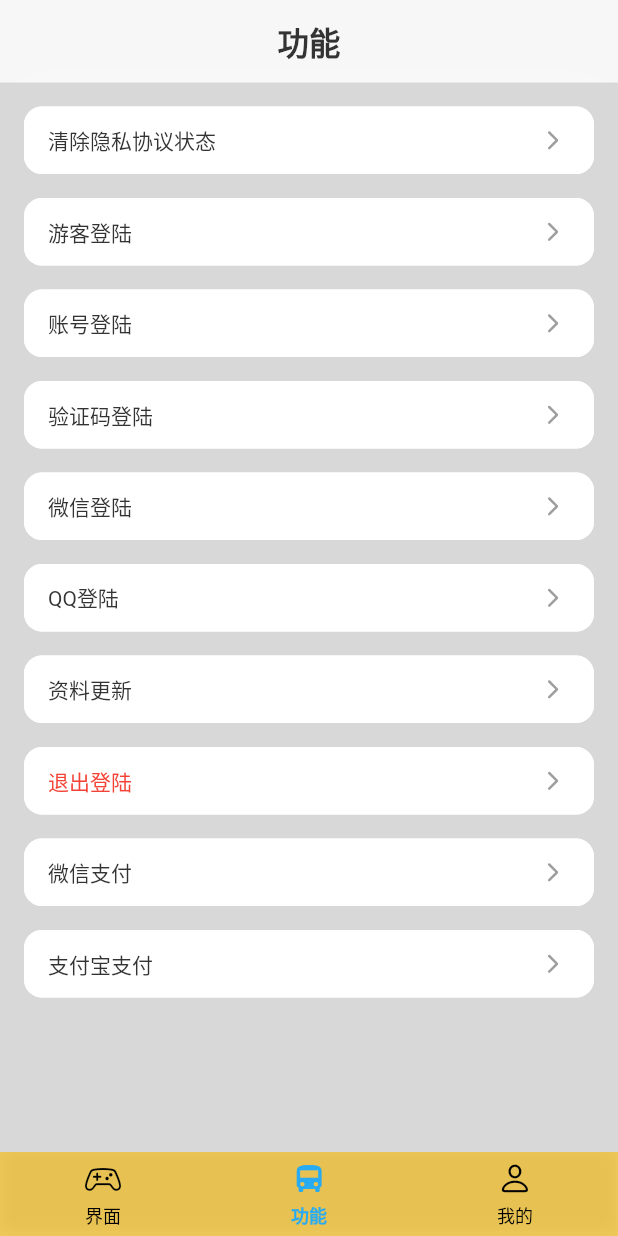
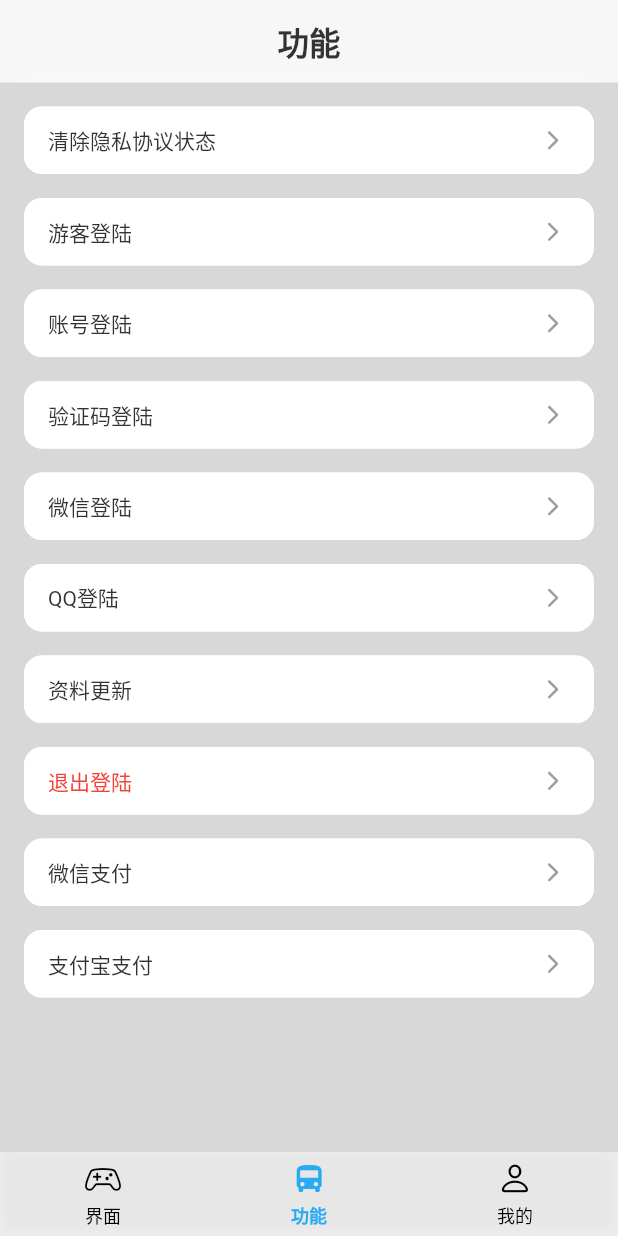
Before and after one commit to darren-you/flutter-now, a Flutter app: the screen it shows after launch, after a tap on "同意", on a phone screen of 412 x 824 dp. Run offline on Flutter 3.47's test engine with Material 3 defaults, Android fonts, the phone set to English and light mode, and no system bars; our stand-ins replace bot_toast, device_info_plus, dio, event_bus, extended_image, flutter_hooks and 9 more; missing offline and left inert: android_id, flutter_system_proxy; generated files the repository leaves out were written again; Roboto replaces fonts that are missing (HarmonyOS Sans SC).

Commit message:
全局Scroller效果为iOS风格

```diff
--- a/lib/main.dart
+++ b/lib/main.dart
@@ -31,6 +31,10 @@ class MainApp extends ConsumerWidget {
       routerConfig: router,
       theme: themeData,
       darkTheme: themeData,
+      scrollBehavior: const MaterialScrollBehavior().copyWith(
+        physics: const BouncingScrollPhysics(),
+        overscroll: true,
+      ),
       themeMode: ThemeMode.dark,
       debugShowCheckedModeBanner: false,
       localizationsDelegates: const [
--- a/lib/modules/home/ui/home_page.dart
+++ b/lib/modules/home/ui/home_page.dart
@@ -57,8 +57,7 @@ class _MainPageState extends ConsumerState<HomePage> {
                 filter: ImageFilter.blur(sigmaX: 15, sigmaY: 15),
                 child: Container(
                   decoration: BoxDecoration(
-                    // color: Colors.white.withValues(alpha: 0.6),
-                    color: Colors.amber.withValues(alpha: 0.6),
+                    color: Colors.white.withValues(alpha: 0.6),
                     boxShadow: [
                       BoxShadow(
                         color: Colors.black.withValues(alpha: 0.1),
```
Also changed, not shown: 2 other files.
